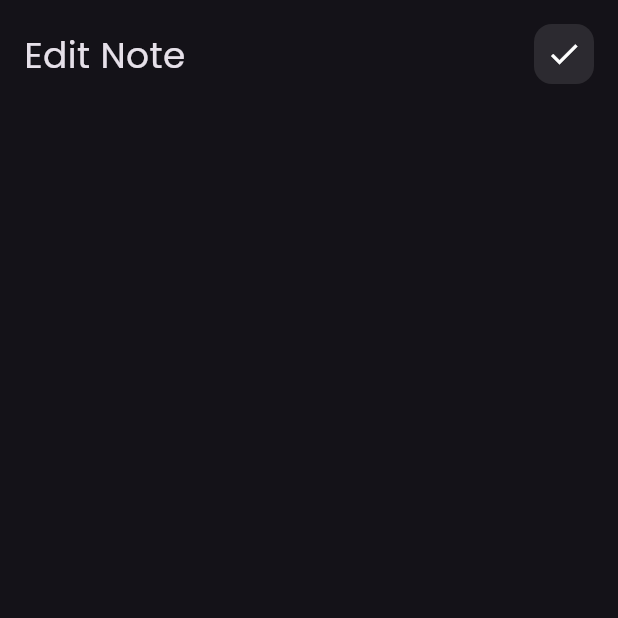
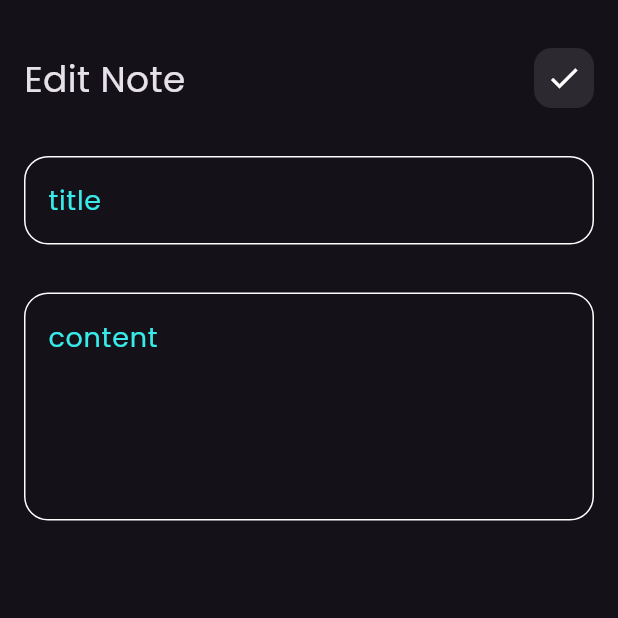
Before and after one commit to mohammadhamza16/note_app, a Flutter app: the screen it shows after launch, after a tap on "Flutter Tips", on a phone screen of 412 x 824 dp, the top half of it. Run offline on Flutter 3.47's test engine with Material 3 defaults, Android fonts, the phone set to English and light mode, and no system bars; missing offline and left inert: font_awesome_icon_class.

Commit message:
finish edit view

```diff
--- a/lib/views/edit_notes_view.dart
+++ b/lib/views/edit_notes_view.dart
@@ -1,5 +1,6 @@
 import 'package:flutter/material.dart';
 import 'package:note_app/widgets/custom_app_bar.dart';
+import 'package:note_app/widgets/custom_text_field.dart';
 
 class EditNotesView extends StatelessWidget {
   const EditNotesView({super.key});
@@ -12,9 +13,25 @@ class EditNotesView extends StatelessWidget {
           padding: EdgeInsets.symmetric(vertical: 16.0, horizontal: 16),
           child: Column(
             children: [
+              SizedBox(
+                height: 16,
+              ),
               CustomAppBar(
                 title: 'Edit Note',
                 iconData: Icons.check,
+              ),
+              const SizedBox(
+                height: 32,
+              ),
+              CustomTextField(
+                hintText: 'title',
+              ),
+              const SizedBox(
+                height: 32,
+              ),
+              CustomTextField(
+                hintText: 'content',
+                maxLines: 5,
               ),
             ],
           ),
--- a/lib/views/notes_view.dart
+++ b/lib/views/notes_view.dart
@@ -27,6 +27,9 @@ class NotesView extends StatelessWidget {
           padding: EdgeInsets.symmetric(vertical: 16.0, horizontal: 16),
           child: Column(
             children: [
+              const SizedBox(
+                height: 16,
+              ),
               CustomAppBar(
                 title: 'Notes',
                 iconData: Icons.search,
```
